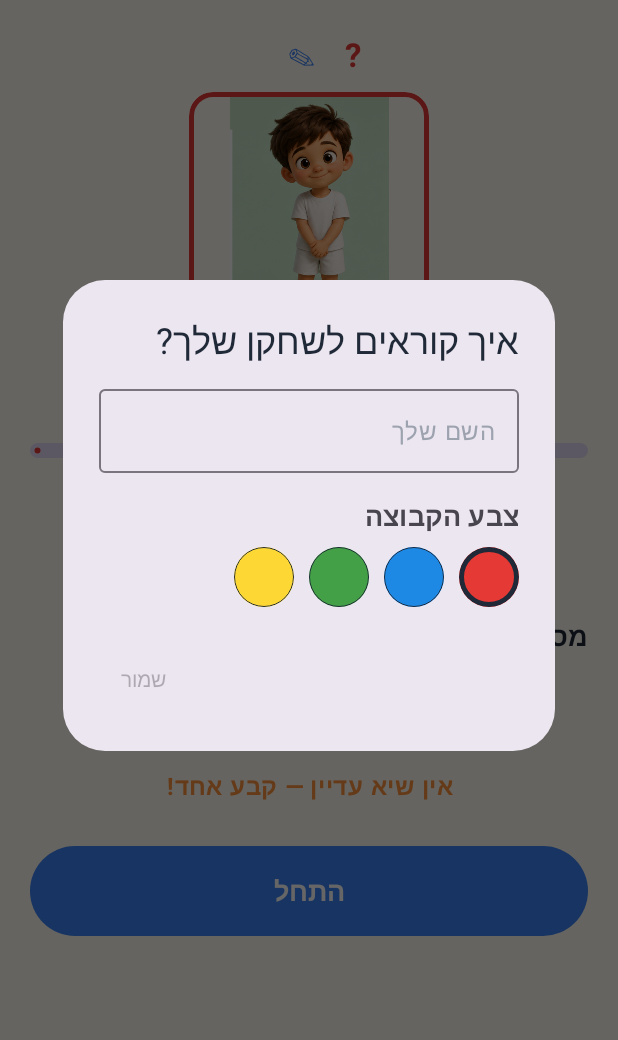
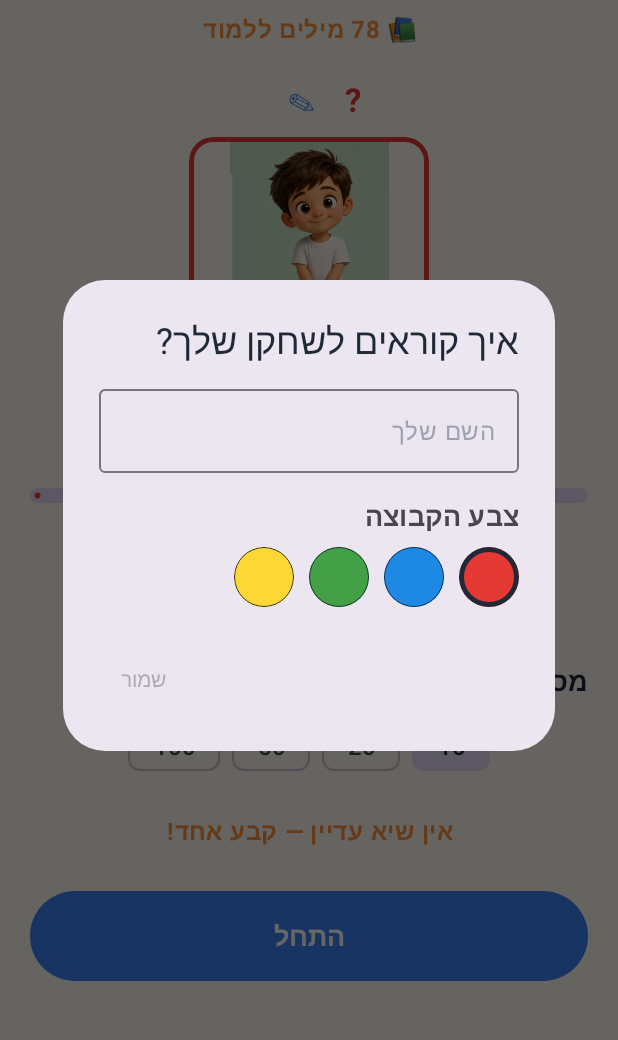
Before and after one commit to shemerk/word-match, an Android app built with Jetpack Compose: the screen it shows after launch (MainActivity), on a phone screen of 412 x 824 dp, the part 102-1142 px from its top. Run offline under Robolectric (Android 15) with nearby library versions, the light colour scheme and no system bars; pictures from the network do not load.

Commit message:
fix hints + word count

```diff
--- a/app/src/main/assets/words.json
+++ b/app/src/main/assets/words.json
@@ -62,7 +62,7 @@
     { "id": 60, "hebrew": "מצחיק",           "english": "Funny",            "category": "adjectives" },
     { "id": 61, "hebrew": "רעב",             "english": "Hungry",           "category": "adjectives" },
     { "id": 62, "hebrew": "שמיים",           "english": "Sky",              "category": "nature" },
-    { "id": 63, "hebrew": "שט, לטוס",         "english": "To fly",           "category": "verbs" },
+    { "id": 63, "hebrew": "לטוס",         "english": "To fly",           "category": "verbs" },
     { "id": 64, "hebrew": "לבכות",           "english": "To cry",           "category": "verbs" },
     { "id": 65, "hebrew": "קופסה",           "english": "A box",            "category": "objects" },
     { "id": 66, "hebrew": "שועל",            "english": "A fox",            "category": "animals" },
--- a/app/src/main/java/com/wordmatch/game/GameViewModel.kt
+++ b/app/src/main/java/com/wordmatch/game/GameViewModel.kt
@@ -55,7 +55,7 @@ class GameViewModel(
                 _state.value = _state.value.copy(loading = false, error = true)
             } else {
                 val categories = allWords.map { it.category }.filter { it.isNotBlank() }.distinct().sorted()
-                _state.value = _state.value.copy(loading = false, categories = categories)
+                _state.value = _state.value.copy(loading = false, categories = categories, totalWords = allWords.size)
                 refreshRecords()
                 refreshMascot()
             }
--- a/app/src/main/java/com/wordmatch/model/Models.kt
+++ b/app/src/main/java/com/wordmatch/model/Models.kt
@@ -24,6 +24,7 @@ data class GameState(
     val error: Boolean = false,    // load failed with no words at all
 
     // Start-screen selection
+    val totalWords: Int = 0,                       // size of the whole loaded word bank
     val categories: List<String> = emptyList(),   // available themes (excludes "all")
     val category: String? = null,                 // null = all themes
     val sessionSize: Int = GameConfig.DEFAULT_SESSION_SIZE,
--- a/app/src/main/java/com/wordmatch/ui/StartScreen.kt
+++ b/app/src/main/java/com/wordmatch/ui/StartScreen.kt
@@ -56,6 +56,17 @@ fun StartScreen(state: GameState, viewModel: GameViewModel, onSettings: () -> Un
                 fontSize = GameConfig.FONT_TITLE_SP.sp,
                 fontWeight = FontWeight.Bold,
                 color = MaterialTheme.colorScheme.primary
+            )
+        }
+
+        // Word-bank size — how many words are available to learn.
+        if (state.totalWords > 0) {
+            Spacer(Modifier.height(6.dp))
+            Text(
+                Ui.wordBank(state.totalWords),
+                fontSize = GameConfig.FONT_RECORD_SP.sp,
+                color = MaterialTheme.colorScheme.secondary,
+                fontWeight = FontWeight.Bold
             )
         }
 
--- a/app/src/main/java/com/wordmatch/ui/UiStrings.kt
+++ b/app/src/main/java/com/wordmatch/ui/UiStrings.kt
@@ -65,6 +65,9 @@ internal object Ui {
 
     fun scoreToBeat(best: Int): String = if (best <= 0) NO_RECORD else "$BEST_TO_BEAT$best"
 
+    /** Start-screen badge: how many words are in the whole loaded bank. */
+    fun wordBank(total: Int): String = "📚 $total מילים ללמוד"
+
     // ---- Mascot ----
 
     const val LEVEL_UP = "עלית רמה!"
```
Also changed, not shown: app/src/main/java/com/wordmatch/game/AnswerVerifier.kt (+20 -7 lines), app/src/main/java/com/wordmatch/ui/GameScreen.kt (+16 -6 lines), 1 other file.
